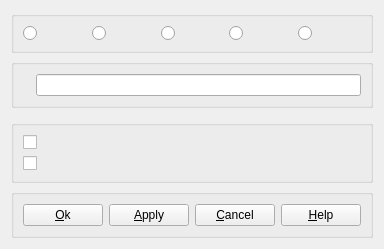
Old version of the form src/DlgRef/DlgRef_Skeleton_QTD.ui in the repository SalomePlatform/geom.
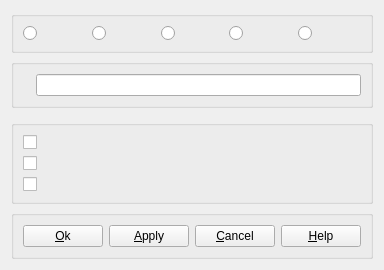
New version of the form.

What changed in the file:
```diff
--- a/src/DlgRef/DlgRef_Skeleton_QTD.ui
+++ b/src/DlgRef/DlgRef_Skeleton_QTD.ui
@@ -136,6 +136,13 @@
         </property>
        </widget>
       </item>
+      <item>
+       <widget class="QCheckBox" name="CheckBoxPreview" >
+        <property name="text" >
+         <string/>
+        </property>
+       </widget>
+      </item>
      </layout>
     </widget>
    </item>
```
Left out of the diff: 1 changed line with no effect on the pictures.
